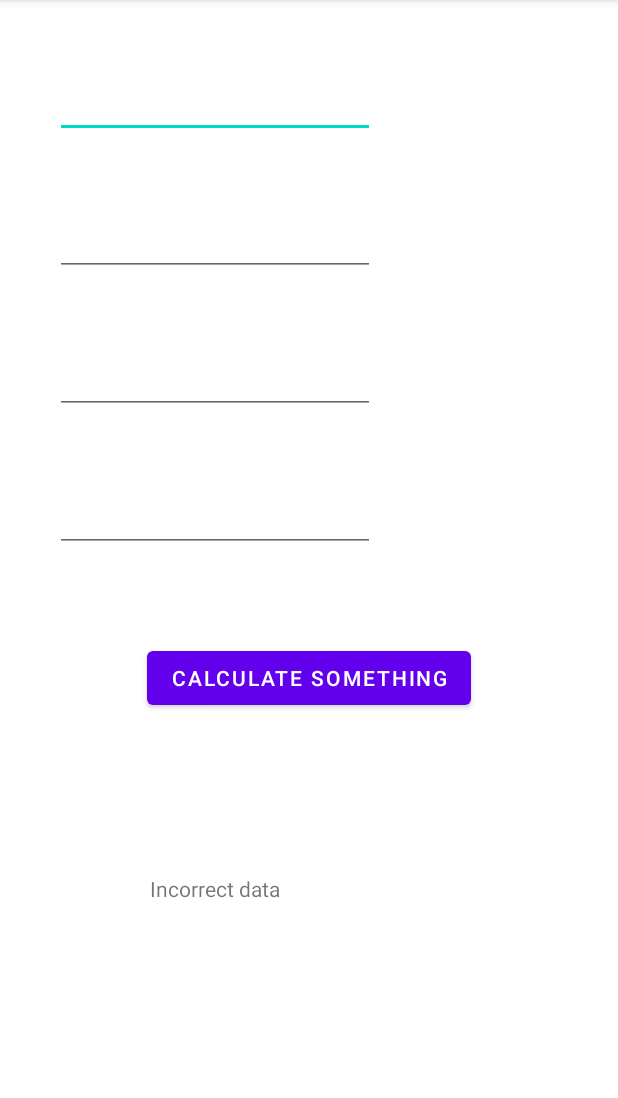
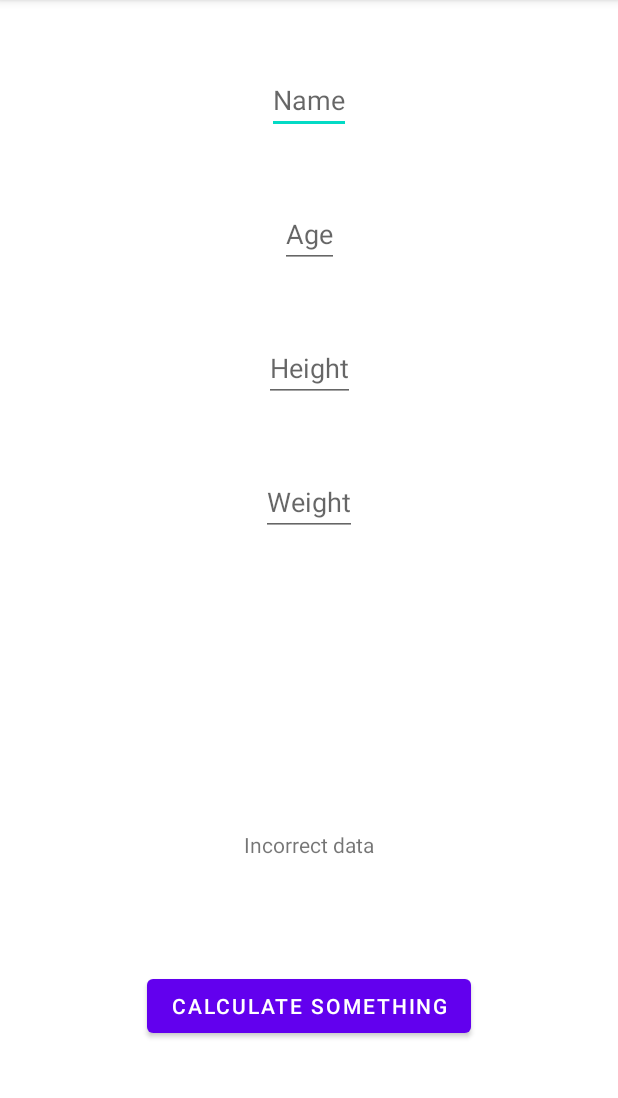
Before and after one commit to SRVergasov/androidlab_summer22, an Android app: the screen it shows after launch (MainActivity), after a tap on "CALCULATE SOMETHING", on a phone screen of 412 x 824 dp, the part 84-1182 px from its top. Run offline under Robolectric (Android 15) with nearby library versions, the phone set to English and light mode, and no system bars.

```diff
--- a/app/src/main/java/com/example/summerpractice22/MainActivity.kt
+++ b/app/src/main/java/com/example/summerpractice22/MainActivity.kt
@@ -29,16 +29,14 @@ class MainActivity : AppCompatActivity() {
         button = findViewById(R.id.button)
         textView = findViewById(R.id.textView)
 
-        textView?.text = getString(R.string.hint)
-
         button?.setOnClickListener {
             val checker = ValidateChecker()
             val name = textName?.text.toString()
             var age = 0
             var height = 0
             var weight = 0.0
-            if (textAge?.text.toString() != "" && textHeight?.text.toString() != "" &&
-                textWeight?.text.toString() != ""
+            if (textAge?.text.toString().isNotEmpty() && textHeight?.text.toString().isNotEmpty() &&
+                textWeight?.text.toString().isNotEmpty()
             ) {
                 age = textAge?.text.toString().toInt()
                 height = textHeight?.text.toString().toInt()
--- a/app/src/main/java/com/example/summerpractice22/process/Calculator.kt
+++ b/app/src/main/java/com/example/summerpractice22/process/Calculator.kt
@@ -1,13 +1,6 @@
 package com.example.summerpractice22.process
 
 class Calculator {
-    fun calculate(name: String, age: Int, height: Int, weight: Double): Int {
-        var ans = 0
-        ans += name.length
-        ans *= age
-        ans += height - 100
-        ans += (weight * 100).toInt()
-        return ans
-
-    }
+    fun calculate(name: String, age: Int, height: Int, weight: Double) =
+        name.length * age + (height - 100) + (weight * 100).toInt()
 }
--- a/app/src/main/java/com/example/summerpractice22/validate/ValidateChecker.kt
+++ b/app/src/main/java/com/example/summerpractice22/validate/ValidateChecker.kt
@@ -1,6 +1,4 @@
 package com.example.summerpractice22.validate
-
-import com.example.summerpractice22.R
 
 class ValidateChecker {
     private val EPS = 1e-7
--- a/app/src/main/res/layout/activity_main.xml
+++ b/app/src/main/res/layout/activity_main.xml
@@ -11,12 +11,10 @@
         android:layout_width="wrap_content"
         android:layout_height="wrap_content"
         android:layout_marginTop="44dp"
-        android:ems="10"
         android:inputType="textPersonName"
+        android:hint="@string/name"
         android:maxLength="@integer/max_len"
-        android:minHeight="48dp"
         app:layout_constraintEnd_toEndOf="parent"
-        app:layout_constraintHorizontal_bias="0.184"
         app:layout_constraintStart_toStartOf="parent"
         app:layout_constraintTop_toTopOf="parent" />
 
@@ -25,12 +23,10 @@
         android:layout_width="wrap_content"
         android:layout_height="wrap_content"
         android:layout_marginTop="44dp"
-        android:ems="10"
+        android:hint="@string/age"
         android:inputType="number"
         android:maxLength="@integer/max_len"
-        android:minHeight="48dp"
         app:layout_constraintEnd_toEndOf="parent"
-        app:layout_constraintHorizontal_bias="0.184"
         app:layout_constraintStart_toStartOf="parent"
         app:layout_constraintTop_toBottomOf="@+id/et_name" />
 
@@ -39,12 +35,10 @@
         android:layout_width="wrap_content"
         android:layout_height="wrap_content"
         android:layout_marginTop="44dp"
-        android:ems="10"
         android:inputType="number"
+        android:hint="@string/height"
         android:maxLength="@integer/max_len"
-        android:minHeight="48dp"
         app:layout_constraintEnd_toEndOf="parent"
-        app:layout_constraintHorizontal_bias="0.184"
         app:layout_constraintStart_toStartOf="parent"
         app:layout_constraintTop_toBottomOf="@+id/et_age" />
 
@@ -53,12 +47,10 @@
         android:layout_width="wrap_content"
         android:layout_height="wrap_content"
         android:layout_marginTop="44dp"
-        android:ems="10"
         android:inputType="number"
+        android:hint="@string/weight"
         android:maxLength="@integer/max_len"
-        android:minHeight="48dp"
         app:layout_constraintEnd_toEndOf="parent"
-        app:layout_constraintHorizontal_bias="0.184"
         app:layout_constraintStart_toStartOf="parent"
         app:layout_constraintTop_toBottomOf="@+id/et_height" />
 
@@ -66,21 +58,18 @@
         android:id="@+id/button"
         android:layout_width="wrap_content"
         android:layout_height="wrap_content"
-        android:layout_marginTop="60dp"
         android:text="@string/button_text"
         app:layout_constraintBottom_toBottomOf="parent"
         app:layout_constraintEnd_toEndOf="parent"
         app:layout_constraintStart_toStartOf="parent"
-        app:layout_constraintTop_toBottomOf="@+id/et_weight"
-        app:layout_constraintVertical_bias="0.0" />
+        app:layout_constraintTop_toBottomOf="@+id/textView" />
 
     <TextView
         android:id="@+id/textView"
-        android:layout_width="212dp"
-        android:layout_height="58dp"
+        android:layout_width="wrap_content"
+        android:layout_height="wrap_content"
         app:layout_constraintBottom_toBottomOf="parent"
         app:layout_constraintEnd_toEndOf="parent"
         app:layout_constraintStart_toStartOf="parent"
-        app:layout_constraintTop_toBottomOf="@+id/button"
-        app:layout_constraintVertical_bias="0.455" />
+        app:layout_constraintTop_toBottomOf="@+id/et_weight" />
 </androidx.constraintlayout.widget.ConstraintLayout>
--- a/app/src/main/res/values/strings.xml
+++ b/app/src/main/res/values/strings.xml
@@ -3,5 +3,8 @@
     <string name="button_text">Calculate something</string>
     <string name="error_input">Incorrect data</string>
     <string name="output">Answer</string>
-    <string name="hint">hint: 1 - name, 2 - age, 3 - height, 4 - weight</string>
+    <string name="name">Name</string>
+    <string name="age">Age</string>
+    <string name="height">Height</string>
+    <string name="weight">Weight</string>
 </resources>
```
Also changed, not shown: 1 other file.
